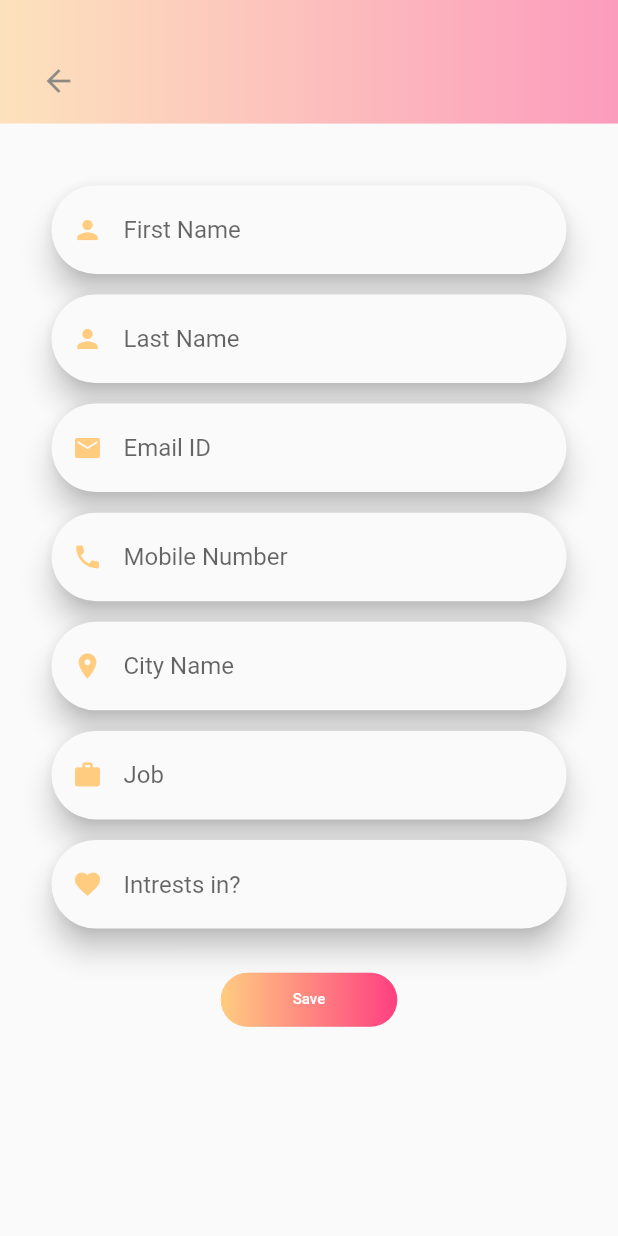
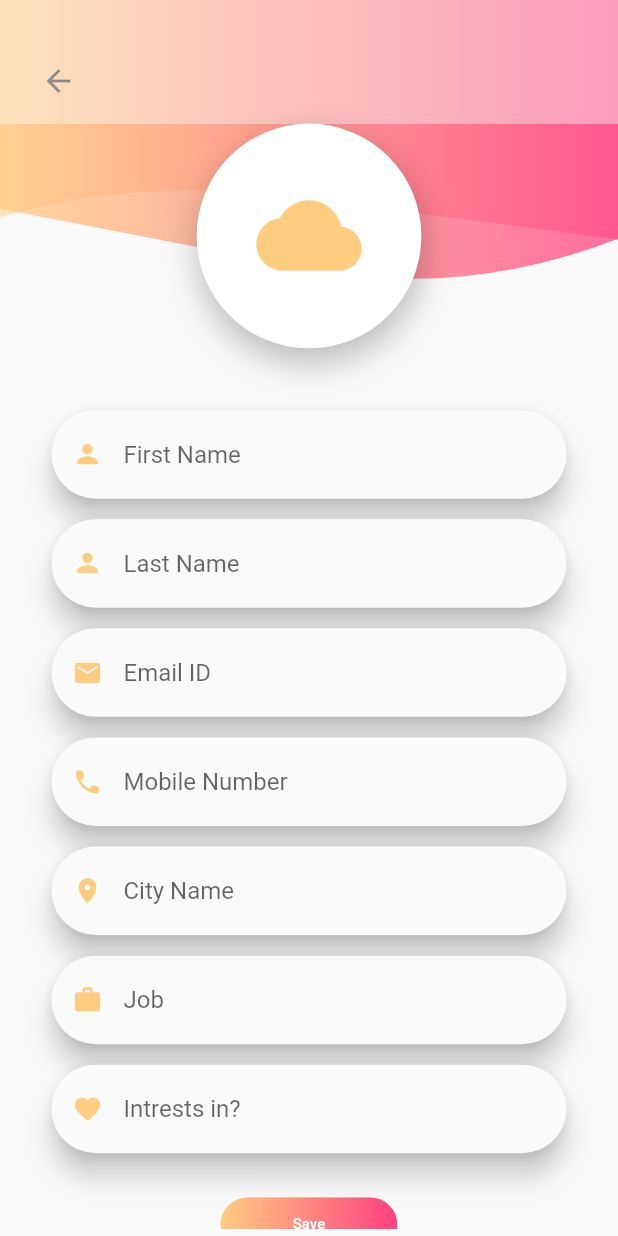
Before and after one commit to amirradjou/FoF, a Flutter app: the ContactView screen opened directly with empty values, on a phone screen of 412 x 824 dp. Run offline on Flutter 3.47's test engine with Material 2 defaults, Android fonts, the phone set to English and light mode, and no system bars; our stand-ins replace flutter_secure_storage; accounts and stored records are empty; network calls fail.

```diff
--- a/lib/ContactView.dart
+++ b/lib/ContactView.dart
@@ -1,6 +1,7 @@
 
 import 'package:flutter/cupertino.dart';
 import 'package:flutter/material.dart';
+import 'package:flutter_app/ui/widgets/custom_shape.dart';
 import 'package:flutter_app/ui/widgets/customappbar.dart';
 import 'package:flutter_app/ui/widgets/responsive_ui.dart';
 import 'package:flutter_app/ui/widgets/textformfield.dart';
@@ -24,7 +25,7 @@ class ContactView extends StatelessWidget {
       int temperature, List<dynamic> weatherDescriptions) {
 
     this.firstName = firstName;
-    this.phoneNumber = phoneNumber;
+    this.phoneNumber = cellPhone;
     this.lastName = lastName;
     this.email = email;
     this.job = job;
@@ -72,6 +73,7 @@ class ContactView extends StatelessWidget {
             child: Column(
               children: <Widget>[
                 Opacity(opacity: 0.50, child: CustomAppBar()),
+                clipShape(),
                 form(),
                 SizedBox(height: _height / 35,),
                 button(),
@@ -240,4 +242,79 @@ class ContactView extends StatelessWidget {
       ),
     );
   }
+
+  Widget clipShape() {
+    return Stack(
+      children: <Widget>[
+        Opacity(
+          opacity: 0.75,
+          child: ClipPath(
+            clipper: CustomShapeClipper(),
+            child: Container(
+              height: _large? _height/8 : (_medium? _height/7 : _height/6.5),
+              decoration: BoxDecoration(
+                gradient: LinearGradient(
+                  colors: [Colors.orange[200], Colors.pinkAccent],
+                ),
+              ),
+            ),
+          ),
+        ),
+        Opacity(
+          opacity: 0.5,
+          child: ClipPath(
+            clipper: CustomShapeClipper2(),
+            child: Container(
+              height: _large? _height/12 : (_medium? _height/11 : _height/10),
+              decoration: BoxDecoration(
+                gradient: LinearGradient(
+                  colors: [Colors.orange[200], Colors.pinkAccent],
+                ),
+              ),
+            ),
+          ),
+        ),
+        Container(
+          height: _height / 5.5,
+          alignment: Alignment.center,
+          decoration: BoxDecoration(
+            boxShadow: [
+              BoxShadow(
+                  spreadRadius: 0.0,
+                  color: Colors.black26,
+                  offset: Offset(1.0, 10.0),
+                  blurRadius: 20.0),
+            ],
+            color: Colors.white,
+            shape: BoxShape.circle,
+          ),
+          child: GestureDetector(
+              onTap: (){
+                print('Adding photo');
+              },
+
+              child: Icon(Icons.cloud, size: 70,color: Colors.orange[200],)),
+        ),
+//        Positioned(
+//          top: _height/8,
+//          left: _width/1.75,
+//          child: Container(
+//            alignment: Alignment.center,
+//            height: _height/23,
+//            padding: EdgeInsets.all(5),
+//            decoration: BoxDecoration(
+//              shape: BoxShape.circle,
+//              color:  Colors.orange[100],
+//            ),
+//            child: GestureDetector(
+//                onTap: (){
+//                  print('Adding photo');
+//                },
+//                child: Icon(Icons.add_a_photo, size: _large? 22: (_medium? 15: 13),)),
+//          ),
+//        ),
+      ],
+    );
+  }
+
 }
--- a/lib/MyHome.dart
+++ b/lib/MyHome.dart
@@ -56,9 +56,9 @@ class MyHome extends StatelessWidget {
                         return ListTile(
                           title: Text('${_contacts[index].firstName}'),
                           subtitle: Text('${_contacts[index].cellPhone}'),
-                          leading: CircleAvatar(),
+                          leading: CircleAvatar(backgroundColor: Colors.redAccent,),
                           onTap: (){
-                            Navigator.pushReplacement(context, MaterialPageRoute(builder: (context) =>
+                            Navigator.push(context, MaterialPageRoute(builder: (context) =>
                                 ContactView(
                                     _contacts[index].firstName,
                                     _contacts[index].cellPhone,
--- a/pubspec.yaml
+++ b/pubspec.yaml
@@ -50,6 +50,7 @@ dev_dependencies:
 # The following section is specific to Flutter.
 flutter:
 
+
   # The following line ensures that the Material Icons font is
   # included with your application, so that you can use the icons in
   # the material Icons class.
```
